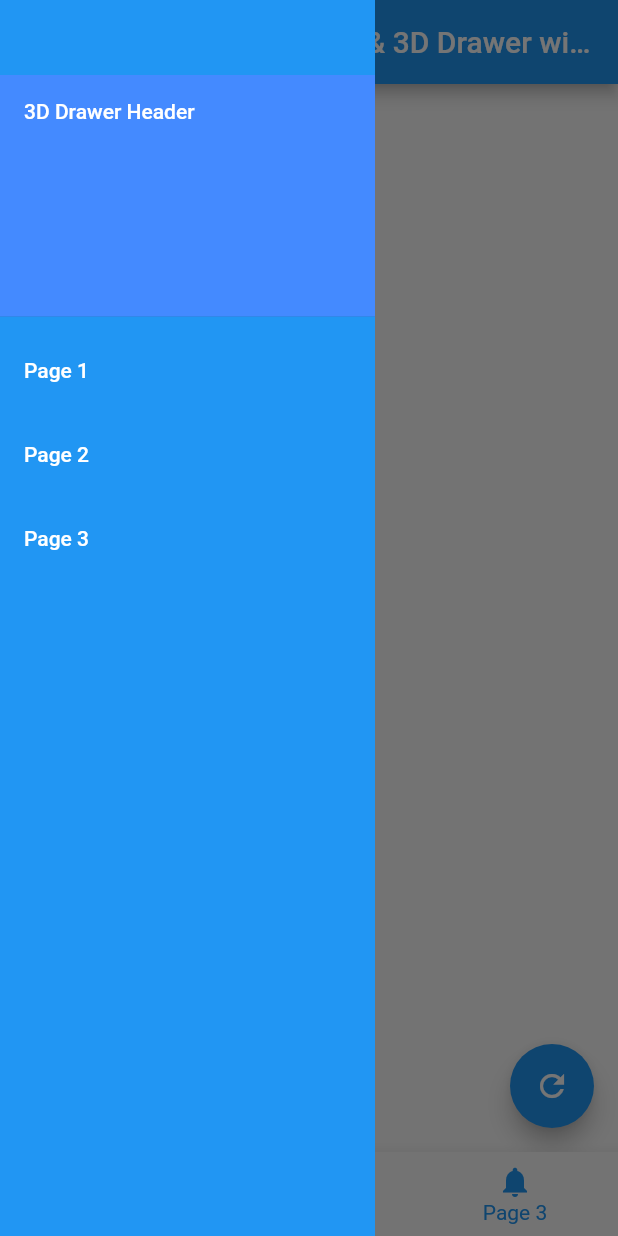
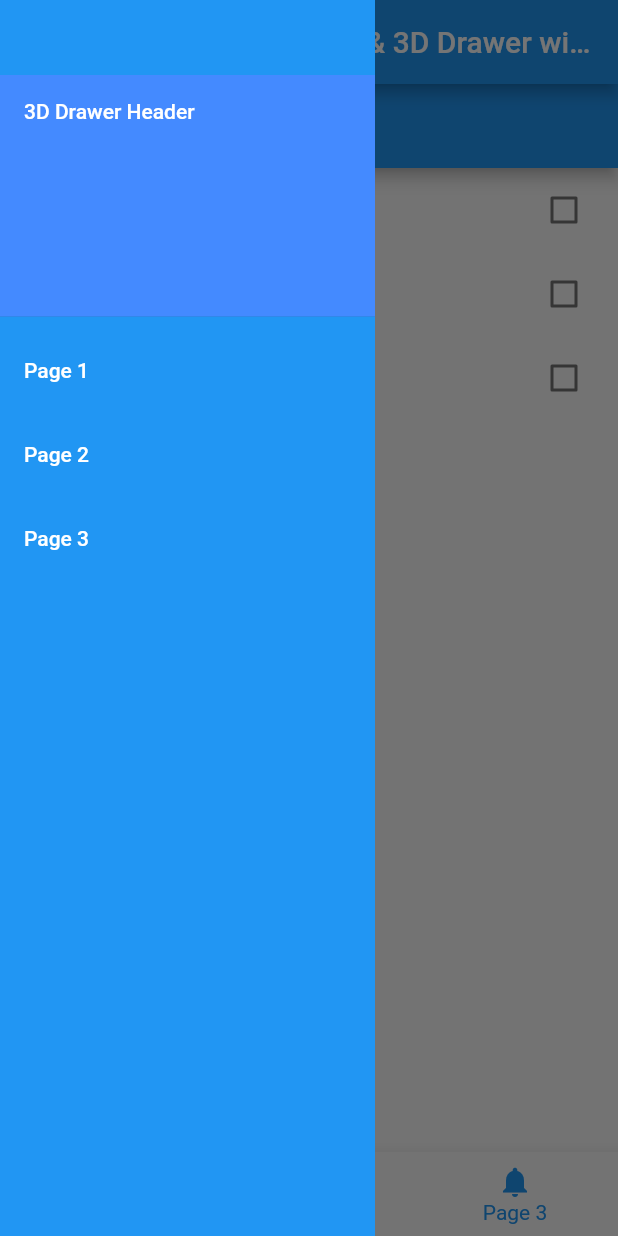
Before and after one commit to kuldeepsre/setup_project, a Flutter app: the screen it shows after launch, item 3 of the bottom bar chosen, with the side drawer open, on a phone screen of 412 x 824 dp. Run offline on Flutter 3.47's test engine with Material 2 defaults, Android fonts, the phone set to English and light mode, and no system bars; our stand-ins replace bloc, cached_network_image, carousel_slider, connectivity_plus, equatable, firebase_core and 12 more; missing offline and left inert: flutter_app_badger; accounts and stored records are empty; project files that could hold a hidden picture were left out.

Commit message:
add provide in flutter

```diff
--- a/lib/main.dart
+++ b/lib/main.dart
@@ -9,6 +9,7 @@ import 'package:flutter_localizations/flutter_localizations.dart';
 import 'package:provider/provider.dart';
 import 'package:flutter_bloc/flutter_bloc.dart';
 import 'package:setup_project/bloc/post_data/post_bloc.dart';
+import 'package:setup_project/provider/CheckboxProvider.dart';
 import 'package:setup_project/repositry/UserRepository.dart';
 import 'package:setup_project/repositry/form_repository/form_repository.dart';
 import 'package:setup_project/repositry/form_repository/login_repo.dart';
@@ -82,6 +83,7 @@ class MyApp extends StatelessWidget {
           create: (context) => NotificationBloc(),
         ),
         Provider<ExampleService>(create: (context) => ExampleService()),
+        ChangeNotifierProvider(create: (_) => CheckboxProvider()),
       ],
       child: BlocBuilder<ThemeCubit, ThemeState>(
         builder: (themeContext, themeState) {
--- /dev/null
+++ b/lib/model/CheckboxItem.dart
@@ -0,0 +1,7 @@
+// checkbox_item.dart
+class CheckboxItem {
+  final String label;
+  bool isChecked;
+
+  CheckboxItem({required this.label, this.isChecked = false});
+}
--- /dev/null
+++ b/lib/provider/CheckboxProvider.dart
@@ -0,0 +1,31 @@
+import 'package:flutter/cupertino.dart';
+
+import '../model/CheckboxItem.dart';
+
+class CheckboxProvider extends ChangeNotifier {
+  final List<CheckboxItem> _items = [
+    CheckboxItem(label: 'Item 1'),
+    CheckboxItem(label: 'Item 2'),
+    CheckboxItem(label: 'Item 3'),
+  ];
+
+  List<CheckboxItem> get items => _items;
+
+  void toggleCheckbox(int index) {
+    _items[index].isChecked = !_items[index].isChecked;
+    notifyListeners();
+  }
+
+  void toggleAll(bool isChecked) {
+    for (var item in _items) {
+      item.isChecked = isChecked;
+    }
+    notifyListeners();
+  }
+  void toggleUnselectAll(bool isChecked) {
+    for (var item in _items) {
+      item.isChecked = isChecked;
+    }
+    notifyListeners();
+  }
+}
--- /dev/null
+++ b/lib/ui_design/CheckboxListScreen.dart
@@ -0,0 +1,48 @@
+import 'package:flutter/material.dart';
+import 'package:provider/provider.dart';
+
+import '../provider/CheckboxProvider.dart';
+
+class CheckboxListScreen extends StatelessWidget {
+  @override
+  Widget build(BuildContext context) {
+    return Scaffold(
+      appBar: AppBar(
+        title: Text('Checkbox List'),
+      ),
+      body: Consumer<CheckboxProvider>(
+        builder: (context, provider, child) {
+          return ListView.builder(
+            itemCount: provider.items.length,
+            itemBuilder: (context, index) {
+              final item = provider.items[index];
+              return CheckboxListTile(
+                title: Text(item.label),
+                value: item.isChecked,
+                onChanged: (_) => provider.toggleCheckbox(index),
+              );
+            },
+          );
+        },
+      ),
+      floatingActionButton: Row(
+        children: [
+          FloatingActionButton(
+            child: Icon(Icons.select_all),
+            onPressed: () {
+              final provider = Provider.of<CheckboxProvider>(context, listen: false);
+              provider.toggleAll(true); // or false to uncheck all
+            },
+          ),
+          FloatingActionButton(
+            child: Icon(Icons.select_all),
+            onPressed: () {
+              final provider = Provider.of<CheckboxProvider>(context, listen: false);
+              provider.toggleUnselectAll(false); // or false to uncheck all
+            },
+          ),
+        ],
+      ),
+    );
+  }
+}
--- a/lib/ui_design/dashboard.dart
+++ b/lib/ui_design/dashboard.dart
@@ -8,6 +8,7 @@ import '../bloc/dashboard/bottom_navigation_event.dart';
 import '../bloc/dashboard/bottom_navigation_state.dart';
 import '../bloc/dashboard/dashboard_bloc.dart';
 import '../custom_drawer.dart';
+import 'CheckboxListScreen.dart';
 import 'form/login_form.dart';
 import 'home_page.dart';
 import 'map_screen.dart';
@@ -65,7 +66,8 @@ class _MyHomePageState extends State<MyHomePage> with SingleTickerProviderStateM
               HomeScreen(),
            //   MapScreen(),
               LoginForm(),
-              UserList()
+            //  UserList()
+              CheckboxListScreen()
             ],
           );
         },
```
